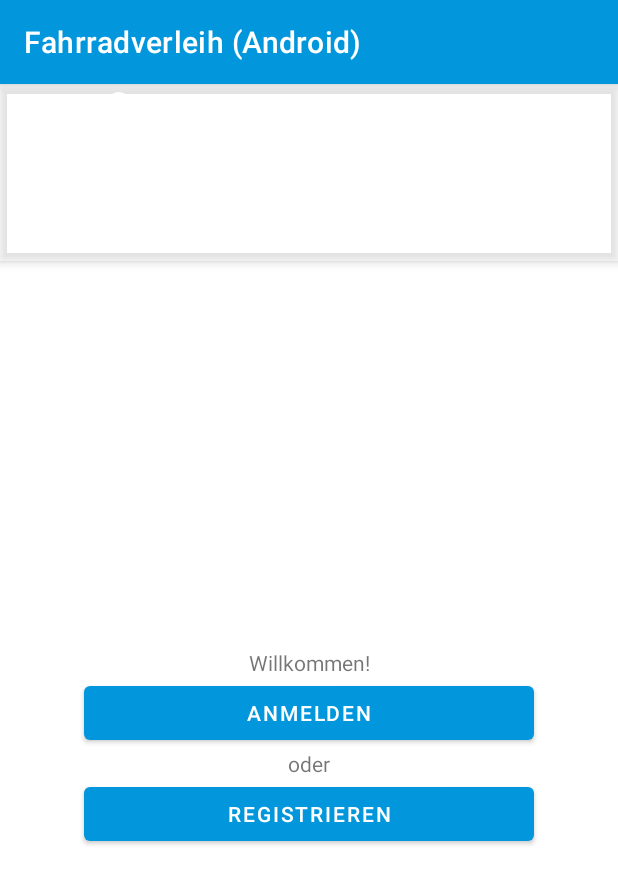
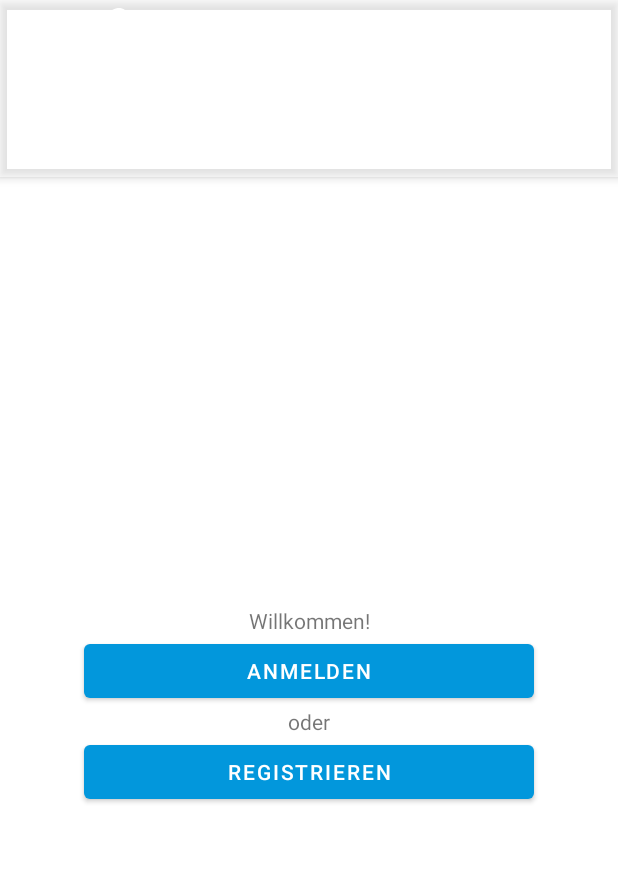
Before and after one commit to 2SFN/fahrradverleih-android, an Android app: the screen it shows after launch (StartupActivity), on a phone screen of 412 x 824 dp. Shown: the top 884 px of the screen. Run offline under Robolectric (Android 15) with nearby library versions, the phone set to English and light mode, and no system bars; our stand-ins replace Volley; network calls fail.

Commit message:
🎨 Styling: Standard ActionBar in AppTheme entfernt.

```diff
--- a/app/build.gradle
+++ b/app/build.gradle
@@ -34,7 +34,7 @@ android {
 
 dependencies {
     implementation 'androidx.core:core:1.9.0'
-    implementation 'androidx.fragment:fragment:1.5.2'
+    implementation 'androidx.fragment:fragment:1.5.3'
     implementation 'androidx.appcompat:appcompat:1.5.1'
     implementation 'androidx.constraintlayout:constraintlayout:2.1.4'
     implementation "androidx.swiperefreshlayout:swiperefreshlayout:1.1.0"
--- a/app/src/main/java/de/fhswf/fahrradverleih/android/view/map/MapFragment.java
+++ b/app/src/main/java/de/fhswf/fahrradverleih/android/view/map/MapFragment.java
@@ -243,7 +243,8 @@ public class MapFragment extends Fragment {
     private void handlePermissionsResult(Map<String, Boolean> results) {
         viewModel.permissionsCheckFinished();
         if (Boolean.TRUE.equals(results.getOrDefault(
-                Manifest.permission.ACCESS_FINE_LOCATION, false)))
+                Manifest.permission.ACCESS_FINE_LOCATION, false))) {
             mapView.getMapAsync(map -> map.setMyLocationEnabled(true));
+        }
     }
 }
--- a/app/src/main/res/values/themes.xml
+++ b/app/src/main/res/values/themes.xml
@@ -1,20 +1,22 @@
 <resources>
     <!-- Base application theme. -->
-    <style name="Theme.FahrradverleihAndroid" parent="Theme.MaterialComponents.DayNight.DarkActionBar">
+    <style name="Theme.FahrradverleihAndroid" parent="Theme.MaterialComponents.Light.DarkActionBar">
         <!-- Primary brand color. -->
         <item name="colorPrimary">@color/brand_primary</item>
         <item name="colorPrimaryVariant">@color/brand_primary_dark</item>
         <item name="colorOnPrimary">@color/white</item>
 
         <!-- Secondary brand color. -->
-        <item name="colorSecondary">@color/teal_200</item>
-        <item name="colorSecondaryVariant">@color/teal_700</item>
+        <item name="colorSecondary">@color/brand_primary</item>
+        <item name="colorSecondaryVariant">@color/brand_primary_dark</item>
         <item name="colorOnSecondary">@color/black</item>
 
         <!-- Status bar color. -->
         <item name="android:statusBarColor">?attr/colorPrimaryVariant</item>
 
         <!-- Customize your theme here. -->
+        <item name="windowActionBar">false</item>
+        <item name="windowNoTitle">true</item>
     </style>
 
     <!-- Style für die Fullscreen-Dialoge -->
```
